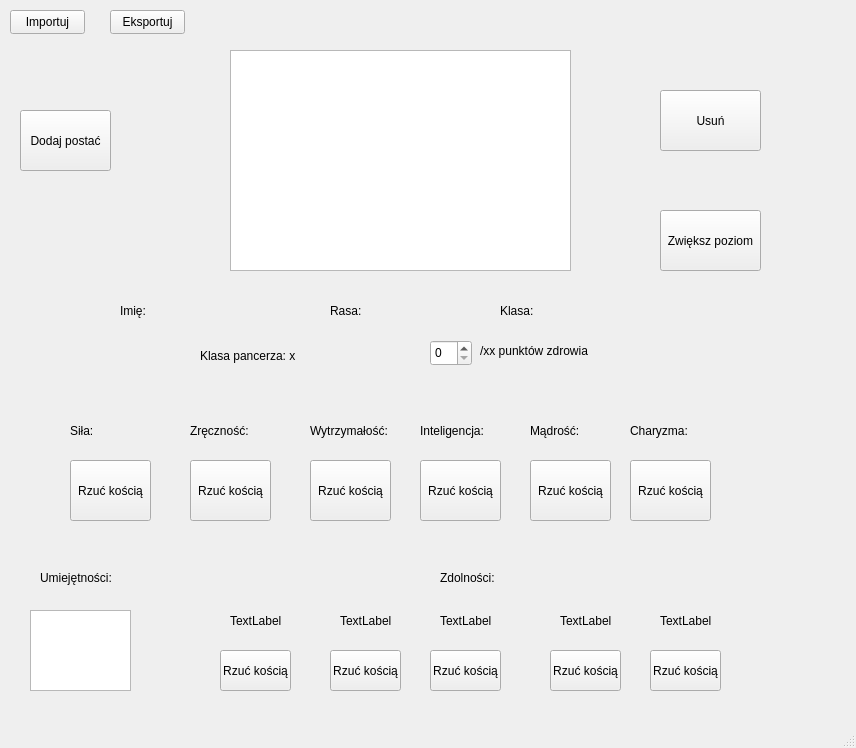
Qt form mainwindow.ui (Kenzocenzo/project_rpg) before a commit.
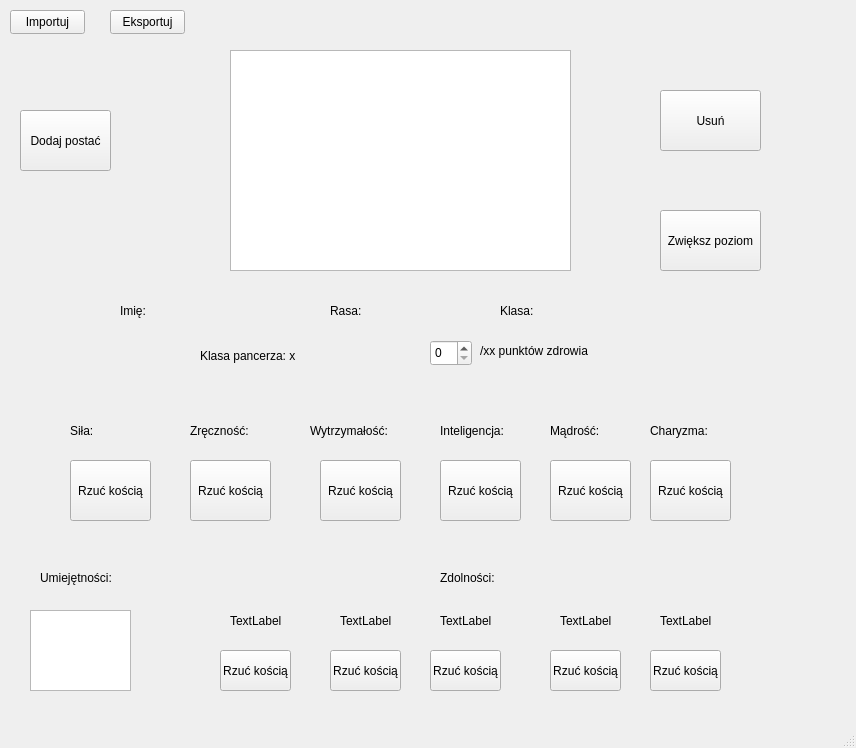
The same form after that commit.

What changed in the file:
```diff
--- a/mainwindow.ui
+++ b/mainwindow.ui
@@ -113,7 +113,7 @@
      <rect>
       <x>310</x>
       <y>410</y>
-      <width>91</width>
+      <width>141</width>
       <height>41</height>
      </rect>
     </property>
@@ -124,7 +124,7 @@
    <widget class="QPushButton" name="rollButton_3">
     <property name="geometry">
      <rect>
-      <x>310</x>
+      <x>320</x>
       <y>460</y>
       <width>81</width>
       <height>61</height>
@@ -137,7 +137,7 @@
    <widget class="QLabel" name="statLabel_4">
     <property name="geometry">
      <rect>
-      <x>420</x>
+      <x>440</x>
       <y>410</y>
       <width>91</width>
       <height>41</height>
@@ -150,7 +150,7 @@
    <widget class="QPushButton" name="rollButton_4">
     <property name="geometry">
      <rect>
-      <x>420</x>
+      <x>440</x>
       <y>460</y>
       <width>81</width>
       <height>61</height>
@@ -163,7 +163,7 @@
    <widget class="QLabel" name="statLabel_5">
     <property name="geometry">
      <rect>
-      <x>530</x>
+      <x>550</x>
       <y>410</y>
       <width>71</width>
       <height>41</height>
@@ -176,7 +176,7 @@
    <widget class="QPushButton" name="rollButton_5">
     <property name="geometry">
      <rect>
-      <x>530</x>
+      <x>550</x>
       <y>460</y>
       <width>81</width>
       <height>61</height>
@@ -189,7 +189,7 @@
    <widget class="QLabel" name="statLabel_6">
     <property name="geometry">
      <rect>
-      <x>630</x>
+      <x>650</x>
       <y>410</y>
       <width>71</width>
       <height>41</height>
@@ -202,7 +202,7 @@
    <widget class="QPushButton" name="rollButton_6">
     <property name="geometry">
      <rect>
-      <x>630</x>
+      <x>650</x>
       <y>460</y>
       <width>81</width>
       <height>61</height>
```
Left out of the diff: 10 changed lines with no effect on the pictures.
